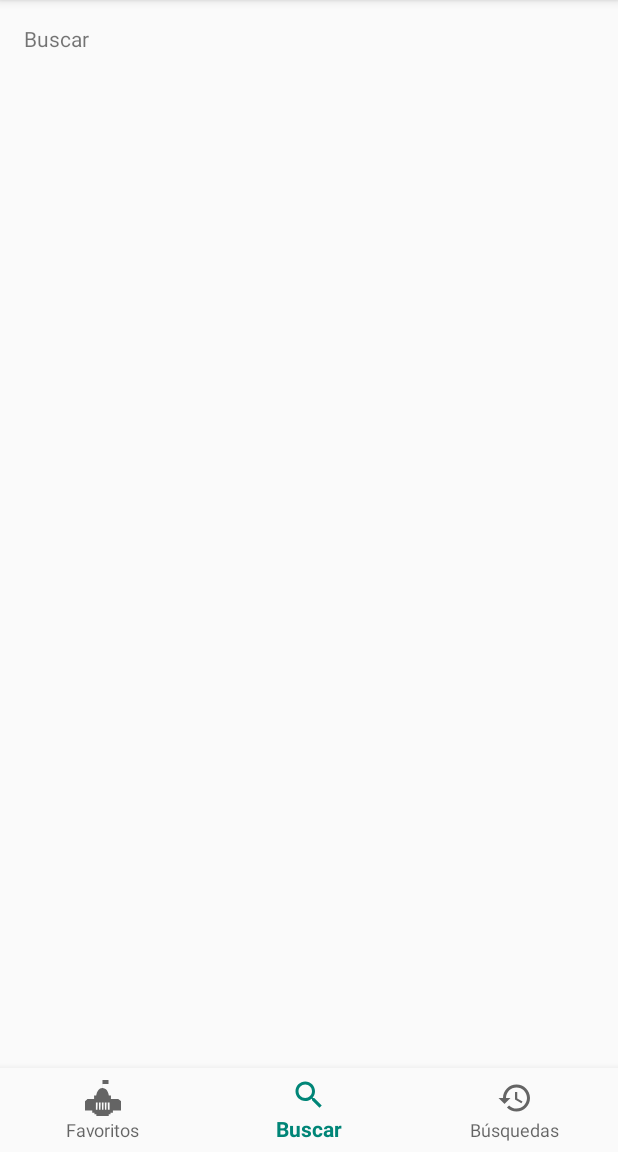
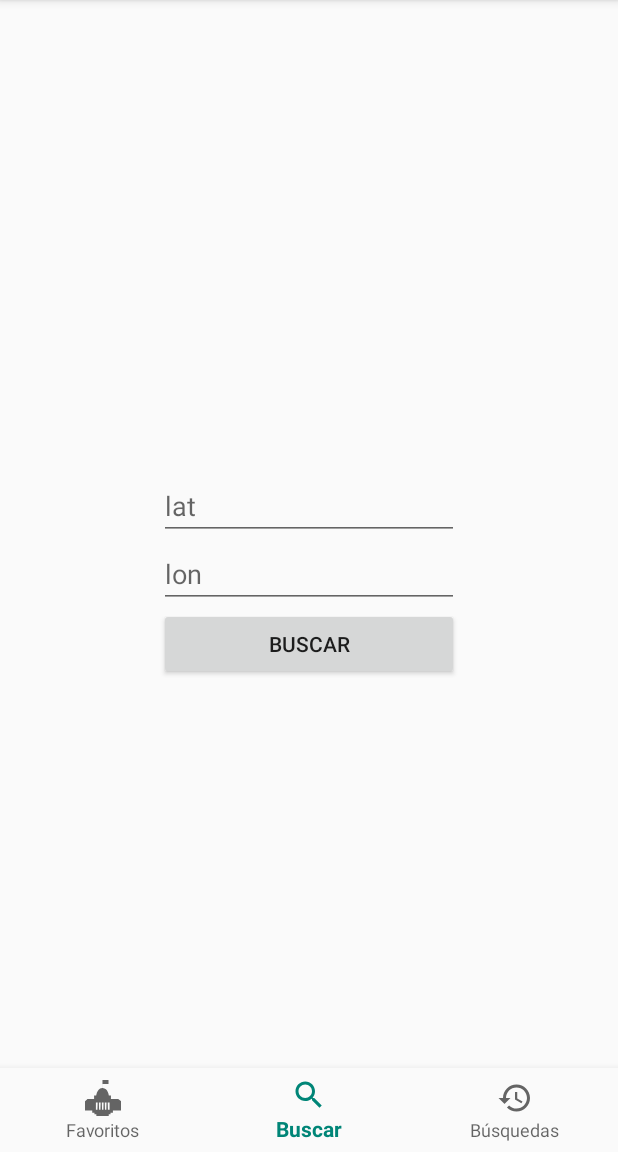
Before and after one commit to vladymix/ast_embassies, an Android app: the screen it shows after launch (MainActivity), item 2 of the bottom bar chosen, on a phone screen of 412 x 824 dp, the part 84-1236 px from its top. Run offline under Robolectric (Android 15) with nearby library versions, the phone set to English and light mode, and no system bars; our stand-ins replace ButterKnife.

Commit message:
First version with save last search

```diff
--- /dev/null
+++ b/Embassies/app/src/main/java/com/altamirano/fabricio/embassies/activities/FragmentSearch.java
@@ -0,0 +1,55 @@
+package com.altamirano.fabricio.embassies.activities;
+
+import android.os.Bundle;
+import android.support.v4.app.Fragment;
+import android.view.LayoutInflater;
+import android.view.View;
+import android.view.ViewGroup;
+import android.widget.EditText;
+import android.widget.Toast;
+
+import com.altamirano.fabricio.embassies.R;
+import com.altamirano.fabricio.embassies.commons.LastSearch;
+import com.altamirano.fabricio.embassies.database.EmbassiesSqlite;
+
+import java.util.Calendar;
+
+import butterknife.BindView;
+import butterknife.ButterKnife;
+import butterknife.OnClick;
+
+public class FragmentSearch extends Fragment {
+
+    @BindView(R.id.ed_lat)
+    EditText ed_lat;
+    @BindView(R.id.ed_lon)
+    EditText ed_lon;
+
+
+    public FragmentSearch(){}
+
+    @Override
+    public View onCreateView(LayoutInflater inflater, ViewGroup container,
+                             Bundle savedInstanceState) {
+        // Inflate the layout for this fragment
+        View view = inflater.inflate(R.layout.fragment_search, container, false);
+        ButterKnife.bind(this,view);
+        return view;
+    }
+
+    @OnClick(R.id.btn_search)
+    public void onSearch() {
+        try{
+            LastSearch item = new LastSearch();
+            item.setLon(Double.parseDouble(ed_lon.getText().toString()));
+            item.setLat(Double.parseDouble(ed_lat.getText().toString()));
+            item.setDate(Calendar.getInstance().getTime());
+            EmbassiesSqlite dataBase = EmbassiesSqlite.getInstance(getContext());
+            dataBase.insert(item);
+            Toast.makeText(this.getContext(),"Añadida correctamente",Toast.LENGTH_LONG).show();
+        }catch (Exception ex){
+            Toast.makeText(this.getContext(),ex.getMessage(),Toast.LENGTH_LONG).show();
+        }
+
+    }
+}
--- a/Embassies/app/src/main/java/com/altamirano/fabricio/embassies/activities/MainActivity.java
+++ b/Embassies/app/src/main/java/com/altamirano/fabricio/embassies/activities/MainActivity.java
@@ -3,19 +3,24 @@ package com.altamirano.fabricio.embassies.activities;
 import android.os.Bundle;
 import android.support.annotation.NonNull;
 import android.support.design.widget.BottomNavigationView;
+import android.support.v4.app.Fragment;
+import android.support.v4.app.FragmentManager;
+import android.support.v4.app.FragmentTransaction;
 import android.support.v7.app.AppCompatActivity;
 import android.view.MenuItem;
+import android.view.View;
 import android.widget.TextView;
 
 import com.altamirano.fabricio.embassies.R;
 
 public class MainActivity extends AppCompatActivity {
 
+    private FragmentManager fragmentManager;
+    private FragmentTransaction fragmentTransaction;
     private TextView mTextMessage;
 
     private BottomNavigationView.OnNavigationItemSelectedListener mOnNavigationItemSelectedListener
             = new BottomNavigationView.OnNavigationItemSelectedListener() {
-
         @Override
         public boolean onNavigationItemSelected(@NonNull MenuItem item) {
             switch (item.getItemId()) {
@@ -23,10 +28,14 @@ public class MainActivity extends AppCompatActivity {
                     mTextMessage.setText("Home");
                     return true;
                 case R.id.navigation_dashboard:
-                    mTextMessage.setText("Buscar");
+                    Fragment fragmentSearch = new FragmentSearch();
+                    fragmentTransaction = fragmentManager.beginTransaction();
+                    fragmentTransaction.replace(R.id.fragment_content, fragmentSearch).commit();
                     return true;
                 case R.id.navigation_notifications:
-                    mTextMessage.setText("Busquedas");
+                    Fragment fragment = new FragmentHistory();
+                    fragmentTransaction = fragmentManager.beginTransaction();
+                    fragmentTransaction.replace(R.id.fragment_content, fragment).commit();
                     return true;
             }
             return false;
@@ -37,10 +46,10 @@ public class MainActivity extends AppCompatActivity {
     protected void onCreate(Bundle savedInstanceState) {
         super.onCreate(savedInstanceState);
         setContentView(R.layout.activity_main);
-
-        mTextMessage = (TextView) findViewById(R.id.message);
-        BottomNavigationView navigation = (BottomNavigationView) findViewById(R.id.navigation);
+        mTextMessage = findViewById(R.id.message);
+        mTextMessage.setVisibility(View.GONE);
+        BottomNavigationView navigation = findViewById(R.id.navigation);
         navigation.setOnNavigationItemSelectedListener(mOnNavigationItemSelectedListener);
+        this.fragmentManager = getSupportFragmentManager();
     }
-
 }
--- a/Embassies/app/src/main/res/layout/activity_main.xml
+++ b/Embassies/app/src/main/res/layout/activity_main.xml
@@ -7,6 +7,13 @@
     android:layout_width="match_parent"
     android:layout_height="match_parent"
     tools:context=".activities.MainActivity">
+
+    <FrameLayout
+        android:id="@+id/fragment_content"
+        android:layout_width="match_parent"
+        android:layout_height="match_parent"
+        android:layout_above="@+id/navigation"
+        app:layout_constraintBottom_toTopOf="@+id/navigation"/>
 
     <TextView
         android:id="@+id/message"
--- /dev/null
+++ b/Embassies/app/src/main/res/layout/fragment_search.xml
@@ -0,0 +1,29 @@
+<?xml version="1.0" encoding="utf-8"?>
+<RelativeLayout xmlns:android="http://schemas.android.com/apk/res/android"
+                android:layout_width="match_parent"
+                android:layout_height="match_parent">
+    <LinearLayout
+        android:layout_centerInParent="true"
+        android:orientation="vertical"
+        android:layout_width="wrap_content"
+        android:layout_height="wrap_content">
+        <EditText
+            android:hint="lat"
+            android:id="@+id/ed_lat"
+            android:inputType="numberDecimal"
+            android:layout_width="200dp"
+            android:layout_height="wrap_content"/>
+        <EditText
+            android:hint="lon"
+            android:id="@+id/ed_lon"
+            android:inputType="numberDecimal"
+            android:layout_width="200dp"
+            android:layout_height="wrap_content"/>
+        <Button
+            android:id="@+id/btn_search"
+            android:text="Buscar"
+            android:layout_width="match_parent"
+            android:layout_height="match_parent"/>
+    </LinearLayout>
+
+</RelativeLayout>
```
Also changed, not shown: Embassies/app/build.gradle (+9 -0 lines), Embassies/app/src/main/java/com/altamirano/fabricio/embassies/activities/FragmentHistory.java (added, +48 -0 lines), Embassies/app/src/main/java/com/altamirano/fabricio/embassies/adapters/LastSearchAdapter.java (added, +90 -0 lines), Embassies/app/src/main/java/com/altamirano/fabricio/embassies/commons/LastSearch.java (added, +42 -0 lines), Embassies/app/src/main/java/com/altamirano/fabricio/embassies/database/EmbassiesSqlite.java (added, +97 -0 lines), Embassies/app/src/main/java/com/altamirano/fabricio/embassies/database/EmbassiesSqliteHelper.java (added, +29 -0 lines), Embassies/app/src/main/java/com/altamirano/fabricio/embassies/database/Table_LastSearch.java (added, +18 -0 lines), Embassies/app/src/main/res/layout/fragment_history.xml (added, +29 -0 lines), Embassies/app/src/main/res/layout/item_last_search.xml (added, +38 -0 lines), Embassies/app/src/main/res/drawable/ic_item_embajada.png (added), 2 other files.
